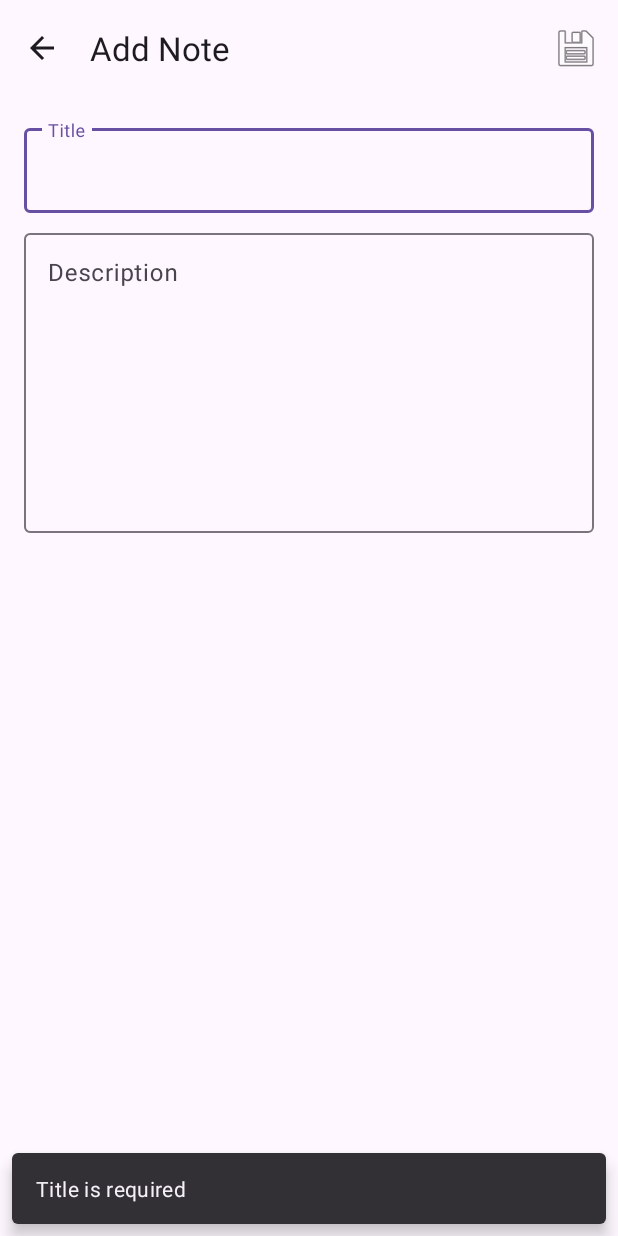
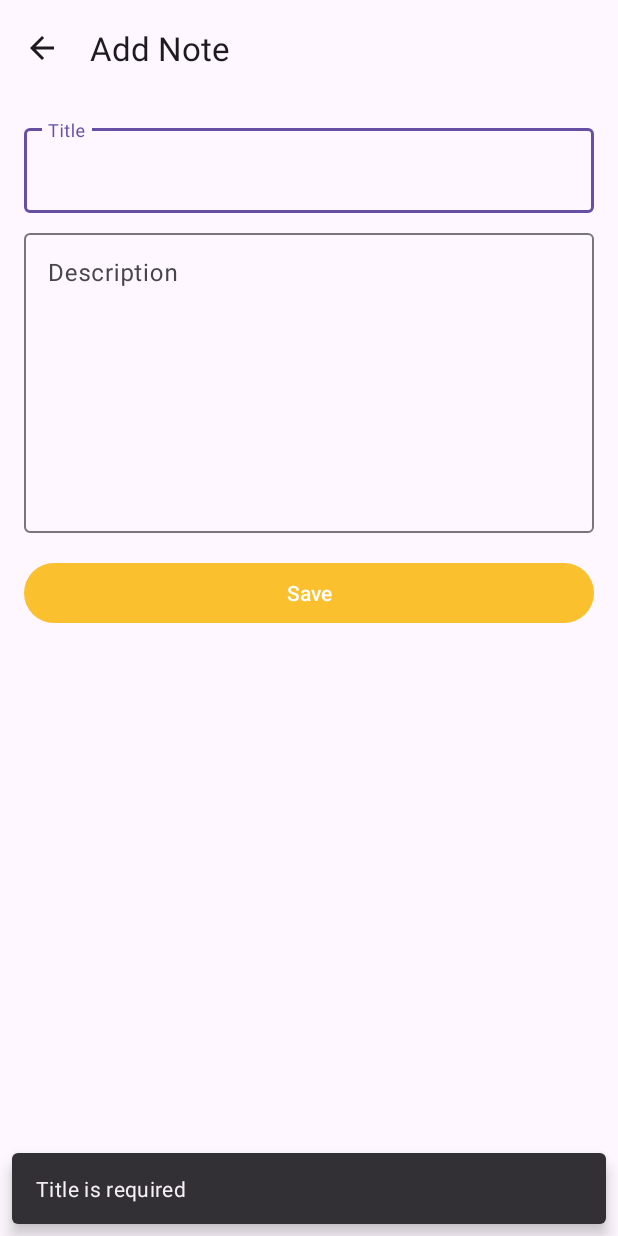
Before and after one commit to estiak-sourav/SimpleNotes, an Android app: the AddEditNoteActivity screen opened directly, with no data from a screen before it, after a tap on "Save", on a phone screen of 412 x 824 dp. Run offline under Robolectric (Android 15) with nearby library versions, the phone set to English and light mode, and no system bars.

Commit message:
update edit note

```diff
--- a/app/src/main/java/com/simple/notes/ui/noteEdit/AddEditNoteActivity.kt
+++ b/app/src/main/java/com/simple/notes/ui/noteEdit/AddEditNoteActivity.kt
@@ -4,8 +4,6 @@ package com.simple.notes.ui.noteEdit
 import com.simple.notes.R
 
 import android.os.Bundle
-import android.view.Menu
-import android.view.MenuItem
 import androidx.activity.enableEdgeToEdge
 import androidx.activity.viewModels
 import androidx.appcompat.app.AppCompatActivity
@@ -46,6 +44,7 @@ class AddEditNoteActivity : AppCompatActivity() {
 
         currentId = intent.getIntExtra(EXTRA_NOTE_ID, -1).takeIf { it != -1 }
         title = if (currentId == null) getString(R.string.add_note) else getString(R.string.edit_note)
+        binding.btnSave.text = if (currentId == null) getString(R.string.save) else getString(R.string.update)
 
         currentId?.let { id ->
             CoroutineScope(Dispatchers.Main).launch {
@@ -56,17 +55,8 @@ class AddEditNoteActivity : AppCompatActivity() {
                 }
             }
         }
-    }
 
-    override fun onCreateOptionsMenu(menu: Menu): Boolean {
-        menuInflater.inflate(R.menu.menu_add_edit, menu)
-        return true
-    }
-
-    override fun onOptionsItemSelected(item: MenuItem): Boolean = when(item.itemId) {
-        android.R.id.home -> { finish(); true }
-        R.id.action_save -> { saveNote(); true }
-        else -> super.onOptionsItemSelected(item)
+        binding.btnSave.setOnClickListener { saveNote() }
     }
 
     private fun saveNote() {
--- a/app/src/main/res/layout/activity_add_edit_note.xml
+++ b/app/src/main/res/layout/activity_add_edit_note.xml
@@ -2,8 +2,8 @@
 <androidx.constraintlayout.widget.ConstraintLayout xmlns:android="http://schemas.android.com/apk/res/android"
     xmlns:app="http://schemas.android.com/apk/res-auto"
     xmlns:tools="http://schemas.android.com/tools"
+    android:id="@+id/main"
     android:layout_width="match_parent"
-    android:id="@+id/main"
     android:layout_height="match_parent"
     android:orientation="vertical"
     tools:context=".ui.noteEdit.AddEditNoteActivity">
@@ -22,8 +22,7 @@
         <com.google.android.material.appbar.MaterialToolbar
             android:id="@+id/toolbar"
             android:layout_width="match_parent"
-            android:layout_height="?attr/actionBarSize"
-            app:menu="@menu/menu_add_edit" />
+            android:layout_height="?attr/actionBarSize" />
 
     </com.google.android.material.appbar.AppBarLayout>
 
@@ -67,4 +66,19 @@
             android:maxLines="8" />
     </com.google.android.material.textfield.TextInputLayout>
 
+    <com.google.android.material.button.MaterialButton
+        android:id="@+id/btnSave"
+        android:layout_width="0dp"
+        android:layout_height="wrap_content"
+        android:layout_gravity="center"
+        android:layout_margin="16dp"
+        android:layout_marginStart="16dp"
+        android:layout_marginTop="16dp"
+        android:layout_marginEnd="16dp"
+        android:text="@string/save"
+        app:backgroundTint="@color/primary_color"
+        app:layout_constraintEnd_toEndOf="parent"
+        app:layout_constraintStart_toStartOf="parent"
+        app:layout_constraintTop_toBottomOf="@+id/textInputLayout" />
+
 </androidx.constraintlayout.widget.ConstraintLayout>
--- a/app/src/main/res/layout/item_note.xml
+++ b/app/src/main/res/layout/item_note.xml
@@ -6,6 +6,7 @@
     android:layout_height="wrap_content"
     android:layout_marginBottom="12dp"
     app:cardCornerRadius="16dp"
+    app:strokeColor="@color/primary_color"
     app:cardElevation="2dp">
 
     <LinearLayout
--- a/app/src/main/res/menu/menu_add_edit.xml
+++ /dev/null
@@ -1,9 +0,0 @@
-<?xml version="1.0" encoding="utf-8"?>
-<menu xmlns:android="http://schemas.android.com/apk/res/android"
-    xmlns:app="http://schemas.android.com/apk/res-auto">
-    <item
-        android:id="@+id/action_save"
-        android:title="@string/save"
-        android:icon="@android:drawable/ic_menu_save"
-        app:showAsAction="always"/>
-</menu>
--- a/app/src/main/res/values/colors.xml
+++ b/app/src/main/res/values/colors.xml
@@ -2,4 +2,5 @@
 <resources>
     <color name="black">#FF000000</color>
     <color name="white">#FFFFFFFF</color>
+    <color name="primary_color">#FBC02D</color>
 </resources>
--- a/app/src/main/res/values/strings.xml
+++ b/app/src/main/res/values/strings.xml
@@ -3,6 +3,7 @@
     <string name="search">Search</string>
     <string name="search_hint">Search notes…</string>
     <string name="save">Save</string>
+    <string name="update">Update</string>
     <string name="title">Title</string>
     <string name="description">Description</string>
     <string name="add_note">Add Note</string>
```
